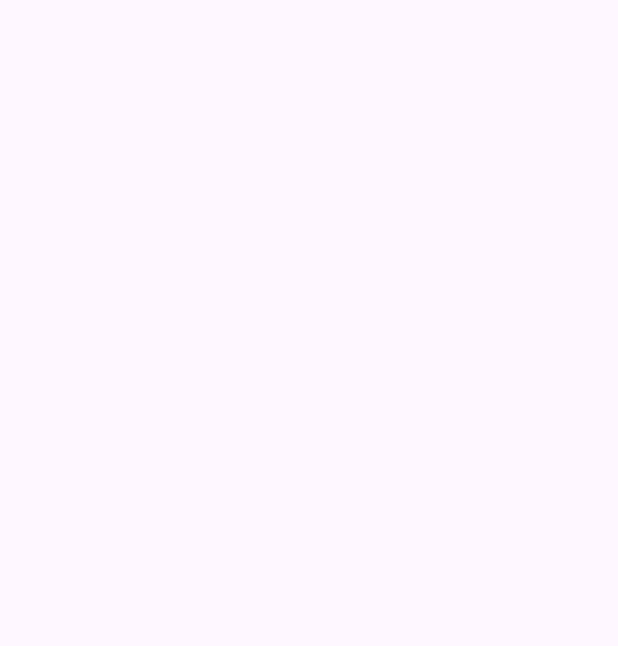
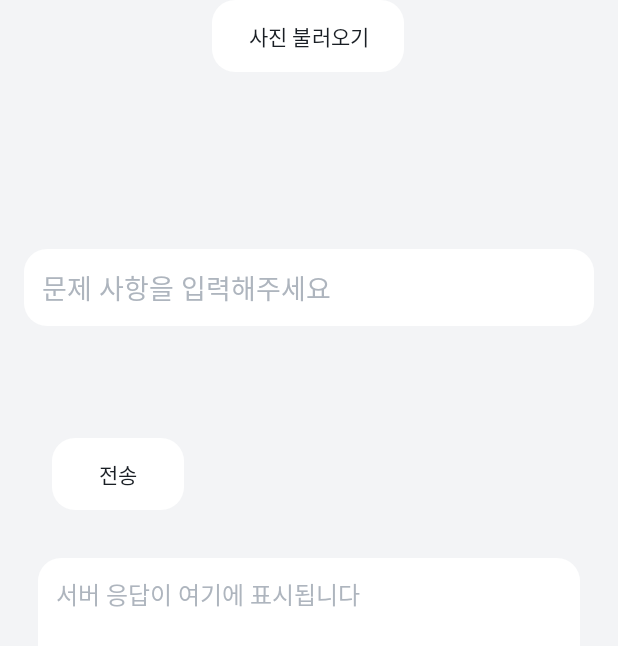
Before and after one commit to hyeonwoo-Seol/siheung_safety_helper, an Android app: the AiResponseActivity screen opened directly, with no data from a screen before it, on a phone screen of 412 x 824 dp. Before the commit the part shown is empty. Shown: the top 646 px of the screen. Run offline under Robolectric (Android 15) with nearby library versions, the phone set to English and light mode, and no system bars.

Commit message:
Edit Acitivity

```diff
--- /dev/null
+++ b/app/src/main/res/drawable/content_round.xml
@@ -0,0 +1,12 @@
+<?xml version="1.0" encoding="utf-8"?>
+<shape xmlns:android="http://schemas.android.com/apk/res/android"
+    android:shape="rectangle">
+
+    <solid android:color="@color/content_layout_color" /> <!-- 배경 흰색 -->
+
+    <corners
+        android:topLeftRadius="15dp"
+        android:topRightRadius="15dp"
+        android:bottomLeftRadius="15dp"
+        android:bottomRightRadius="15dp" />
+</shape>
--- a/app/src/main/res/layout/activity_ai_response.xml
+++ b/app/src/main/res/layout/activity_ai_response.xml
@@ -5,6 +5,69 @@
     android:id="@+id/main"
     android:layout_width="match_parent"
     android:layout_height="match_parent"
-    tools:context=".AiResponseActivity">
+    tools:context=".AiResponseActivity"
+    android:background="@color/background_color"
+    >
+
+    <Button
+        android:id="@+id/loadImageButton"
+        android:layout_width="wrap_content"
+        android:layout_height="wrap_content"
+        android:background="@drawable/content_round"
+        app:backgroundTint="@null"
+        android:text="사진 불러오기"
+        android:textColor="@color/title_text_color"
+        app:layout_constraintEnd_toEndOf="parent"
+        app:layout_constraintHorizontal_bias="0.498"
+        app:layout_constraintStart_toStartOf="parent"
+        tools:layout_editor_absoluteY="52dp" />
+
+    <EditText
+        android:id="@+id/issueInput"
+        android:layout_width="0dp"
+        android:layout_height="wrap_content"
+        android:layout_margin="16dp"
+        android:layout_marginTop="48dp"
+        android:background="@drawable/content_round"
+        android:hint="문제 사항을 입력해주세요"
+        android:padding="12dp"
+        android:textColorHint="@color/content_text_color"
+        app:layout_constraintBottom_toTopOf="@+id/responseText"
+        app:layout_constraintEnd_toEndOf="parent"
+        app:layout_constraintHorizontal_bias="0.218"
+        app:layout_constraintStart_toStartOf="parent"
+        app:layout_constraintTop_toTopOf="parent"
+        app:layout_constraintVertical_bias="0.52" />
+
+    <Button
+        android:id="@+id/sendButton"
+        android:layout_width="wrap_content"
+        android:layout_height="wrap_content"
+        android:layout_marginBottom="32dp"
+        android:background="@drawable/content_round"
+        app:backgroundTint="@null"
+        android:text="전송"
+        android:textColor="@color/title_text_color"
+        app:layout_constraintBottom_toTopOf="@+id/responseText"
+        app:layout_constraintEnd_toEndOf="parent"
+        app:layout_constraintHorizontal_bias="0.108"
+        app:layout_constraintStart_toStartOf="parent" />
+
+    <TextView
+        android:id="@+id/responseText"
+        android:layout_width="361dp"
+        android:layout_height="436dp"
+        android:layout_margin="16dp"
+        android:background="@drawable/content_round"
+        android:gravity="top|start"
+        android:padding="12dp"
+        android:text="서버 응답이 여기에 표시됩니다"
+        android:textColor="@color/content_text_color"
+        android:textSize="16sp"
+        app:layout_constraintBottom_toBottomOf="parent"
+        app:layout_constraintEnd_toEndOf="parent"
+        app:layout_constraintHorizontal_bias="0.489"
+        app:layout_constraintStart_toStartOf="parent"
+        app:layout_constraintVertical_bias="0.358" />
 
 </androidx.constraintlayout.widget.ConstraintLayout>
```
